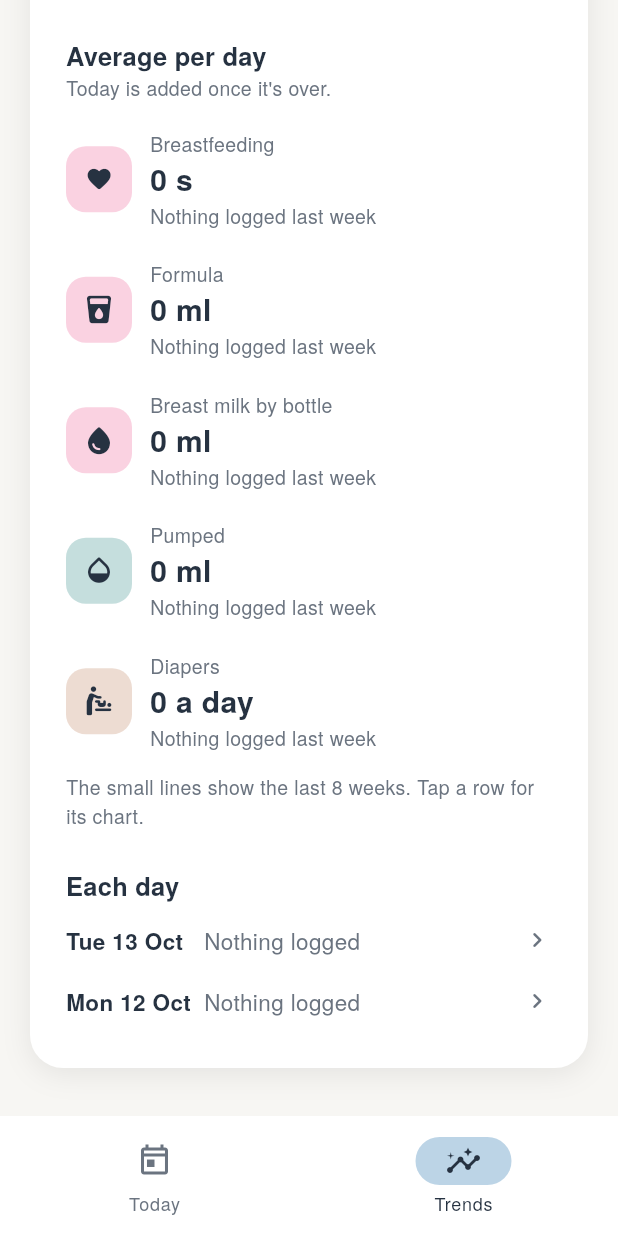
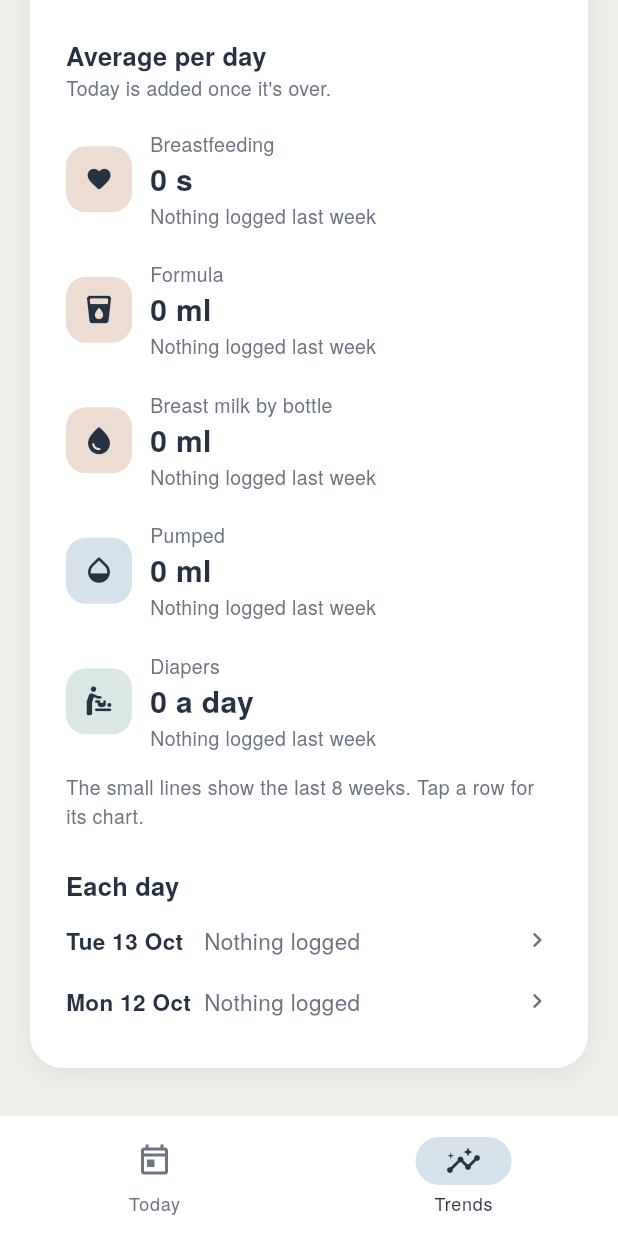
Before and after one commit to nishamehta-ux/Baby-Feed-Tracker, a Flutter app: the screen it shows after launch, item 2 of the bottom bar chosen, scrolled down 275 dp, on a phone screen of 412 x 824 dp. Run offline on Flutter 3.47's test engine with Material 3 defaults, Android fonts, the phone set to English and light mode, and no system bars; our stand-ins replace shared_preferences.

Commit message:
Palette: taupe, mint and mist on a linen page
Main colours EDDCD2, DBE7E4 and D6E2E9 on an F0EFEB background, with added
lilac (routines), charcoal (text) and steel (primary action). Feeds taupe,
pumping mist, diapers mint, routines lilac; mist also marks selected and
running states. Logo cheeks and app icon background follow the new colours.

Co-Authored-By: Claude Opus 5.5 <noreply@anthropic.com>
Claude-Session: https://claude.ai/code/session_019gxCbU7q3yKq7C9h7xrrHz

```diff
--- a/lib/screens/entry_sheet.dart
+++ b/lib/screens/entry_sheet.dart
@@ -558,7 +558,7 @@ class _EntrySheetState extends State<EntrySheet> {
     // Bottle drawers keep the sand header whichever contents are chosen.
     final headerType = _type.isBottle ? EntryType.bottle : _type;
     final headerColor =
-        headerType == EntryType.other ? AppColors.field : AppColors.forType(headerType);
+        AppColors.outlined(headerType) ? AppColors.field : AppColors.forType(headerType);
     final onHeader = AppColors.onType(headerType);
 
     return FractionallySizedBox(
--- a/lib/screens/trend_sheet.dart
+++ b/lib/screens/trend_sheet.dart
@@ -20,7 +20,7 @@ Future<void> showTrendSheet(
   required String Function(TrendPoint) rowLabel,
   bool zeroBased = true,
 }) {
-  final header = type == EntryType.other ? AppColors.field : AppColors.forType(type);
+  final header = AppColors.outlined(type) ? AppColors.field : AppColors.forType(type);
   final onHeader = AppColors.onType(type);
   return showModalBottomSheet<void>(
     context: context,
--- a/lib/theme.dart
+++ b/lib/theme.dart
@@ -2,8 +2,9 @@ import 'package:flutter/material.dart';
 
 import 'models/entry.dart';
 
-/// App palette, "Soft Pastel Shades": EDDCD2 · FFF1E6 · FDE2E4 · FAD2E1 ·
-/// C5DEDD · DBE7E4 · F0EFEB · D6E2E9 · BCD4E6 · 99C1DE.
+/// App palette. Main colours: taupe EDDCD2 · mint DBE7E4 · mist D6E2E9, on a
+/// linen F0EFEB page, plus a few added steps (lilac, charcoal, steel) where
+/// the three are not enough.
 ///
 /// Colour is kept to a few jobs so screens are quick to read:
 /// - a calm neutral base: [background] with white cards and charcoal [ink];
@@ -12,50 +13,53 @@ import 'models/entry.dart';
 /// - one soft colour per group of entries: feeds, pumping, diapers, routines.
 class AppColors {
   static const taupe = Color(0xFFEDDCD2);
-  static const cream = Color(0xFFFFF1E6);
-  static const blush = Color(0xFFFDE2E4);
-  static const rose = Color(0xFFFAD2E1);
-  static const lagoon = Color(0xFFC5DEDD);
   static const mint = Color(0xFFDBE7E4);
+  static const mist = Color(0xFFD6E2E9);
   static const linen = Color(0xFFF0EFEB);
-  static const mist = Color(0xFFD6E2E9);
-  static const sky = Color(0xFFBCD4E6);
-  static const blue = Color(0xFF99C1DE);
 
-  /// Deeper steps of the palette's blue, which is too light for text or for
-  /// white text on it.
+  /// Added to the main three so routines have their own soft fill.
+  static const lilac = Color(0xFFE6E1EE);
+
+  /// Deeper steps of the palette, which is too light for text or for white
+  /// text on it.
   static const slate = Color(0xFF263241);
-  static const ocean = Color(0xFF3D6E94);
+  static const steel = Color(0xFF4F6A7E);
 
-  static const primary = ocean;
+  static const primary = steel;
   static const ink = slate;
   static const muted = Color(0xFF6B7480);
-  static const background = Color(0xFFF7F6F3);
+  static const background = linen;
 
   /// The top of each tab: the page itself, so nothing heavy sits behind the
   /// title.
   static const header = background;
-  static const field = linen;
-  static const softBorder = sky;
-  static const tag = blush;
-  static const divider = Color(0xFFE9E7E2);
+
+  /// Inset fills inside white cards (chips, idle tiles, steppers).
+  static const field = Color(0xFFF5F4F1);
+  static const softBorder = mist;
+  static const tag = mint;
+  static const divider = Color(0xFFE6E4DE);
   static const danger = Color(0xFFA33A2E);
 
   /// Selected and running states (segments, pills, a timed side). Kept apart
   /// from [primary], which is only for the main action on a screen.
-  static const selected = sky;
+  static const selected = mist;
   static const onSelected = ink;
 
   /// Fill for each kind of entry: the icon tile and the drawer header. Feeds
   /// share one colour (their icons tell them apart), so the timeline reads
-  /// as feeds, pumping, diapers and routines at a glance.
+  /// as feeds, pumping, diapers and routines at a glance; Other is white with
+  /// an outline.
   static Color forType(EntryType type) => switch (type) {
-        EntryType.breast || EntryType.bottle || EntryType.breastMilk => rose,
-        EntryType.pump => lagoon,
-        EntryType.diaper => taupe,
-        EntryType.routine => mint,
+        EntryType.breast || EntryType.bottle || EntryType.breastMilk => taupe,
+        EntryType.pump => mist,
+        EntryType.diaper => mint,
+        EntryType.routine => lilac,
         EntryType.other => Colors.white,
       };
+
+  /// Kinds drawn as a white tile with an outline.
+  static bool outlined(EntryType type) => type == EntryType.other;
 
   /// Text and icons placed on a [forType] fill.
   static Color onType(EntryType type) => ink;
@@ -63,10 +67,11 @@ class AppColors {
   /// Deeper steps of the same hues for thin lines, which the pale fills are
   /// too light for on white.
   static Color lineForType(EntryType type) => switch (type) {
-        EntryType.breast || EntryType.bottle || EntryType.breastMilk => const Color(0xFFC25B85),
-        EntryType.pump => const Color(0xFF4E8B88),
-        EntryType.diaper => const Color(0xFF9A7462),
-        EntryType.routine || EntryType.other => muted,
+        EntryType.breast || EntryType.bottle || EntryType.breastMilk => const Color(0xFFA27B66),
+        EntryType.pump => const Color(0xFF5B7C93),
+        EntryType.diaper => const Color(0xFF5E8A7C),
+        EntryType.routine => const Color(0xFF7A6E94),
+        EntryType.other => muted,
       };
 }
 
@@ -104,11 +109,11 @@ ThemeData buildTheme() {
   final scheme = ColorScheme.fromSeed(seedColor: AppColors.primary).copyWith(
     primary: AppColors.primary,
     onPrimary: Colors.white,
-    primaryContainer: AppColors.sky,
+    primaryContainer: AppColors.mist,
     onPrimaryContainer: AppColors.ink,
-    secondary: AppColors.blue,
+    secondary: AppColors.mist,
     onSecondary: AppColors.ink,
-    secondaryContainer: AppColors.sky,
+    secondaryContainer: AppColors.mist,
     onSecondaryContainer: AppColors.ink,
     tertiary: AppColors.taupe,
     onTertiary: AppColors.ink,
@@ -127,7 +132,7 @@ ThemeData buildTheme() {
     outlineVariant: AppColors.divider,
     inverseSurface: AppColors.ink,
     onInverseSurface: Colors.white,
-    inversePrimary: AppColors.blue,
+    inversePrimary: AppColors.mist,
     error: AppColors.danger,
     onError: Colors.white,
   );
@@ -175,7 +180,7 @@ ThemeData buildTheme() {
     ),
     snackBarTheme: const SnackBarThemeData(
       backgroundColor: AppColors.ink,
-      actionTextColor: AppColors.rose,
+      actionTextColor: AppColors.taupe,
     ),
     dialogTheme: const DialogThemeData(backgroundColor: Colors.white),
     bottomSheetTheme: const BottomSheetThemeData(backgroundColor: Colors.white),
--- a/lib/widgets/app_logo.dart
+++ b/lib/widgets/app_logo.dart
@@ -79,7 +79,7 @@ class _MarkPainter extends CustomPainter {
 
     // Face and cheeks.
     canvas.drawCircle(const Offset(50, 57), 35, Paint()..color = AppColors.taupe);
-    final cheek = Paint()..color = AppColors.rose;
+    final cheek = Paint()..color = const Color(0xFFE2C3B3);
     canvas.drawCircle(const Offset(30, 66), 5, cheek);
     canvas.drawCircle(const Offset(70, 66), 5, cheek);
 
--- a/lib/widgets/common.dart
+++ b/lib/widgets/common.dart
@@ -114,7 +114,7 @@ class EntryIcon extends StatelessWidget {
       decoration: BoxDecoration(
         color: AppColors.forType(type),
         borderRadius: BorderRadius.circular(size * 0.3),
-        border: type == EntryType.other ? Border.all(color: AppColors.ink, width: 1.25) : null,
+        border: AppColors.outlined(type) ? Border.all(color: AppColors.ink, width: 1.25) : null,
       ),
       child: Icon(glyph, color: AppColors.onType(type), size: size * 0.5 * opticalScale(glyph)),
     );
--- a/pubspec.yaml
+++ b/pubspec.yaml
@@ -23,7 +23,7 @@ flutter_launcher_icons:
   android: true
   ios: true
   image_path: assets/branding/ohbaby_app_icon.png
-  adaptive_icon_background: "#BCD4E6"
+  adaptive_icon_background: "#D6E2E9"
   adaptive_icon_foreground: assets/branding/ohbaby_mark_foreground.png
   remove_alpha_ios: true
 
```
Also changed, not shown: assets/branding/ohbaby_app_icon.png, assets/branding/ohbaby_app_icon.svg, assets/branding/ohbaby_logo.png, assets/branding/ohbaby_mark.png, assets/branding/ohbaby_mark.svg, assets/branding/ohbaby_mark_foreground.png, assets/branding/ohbaby_mark_foreground.svg, 33 other files.
